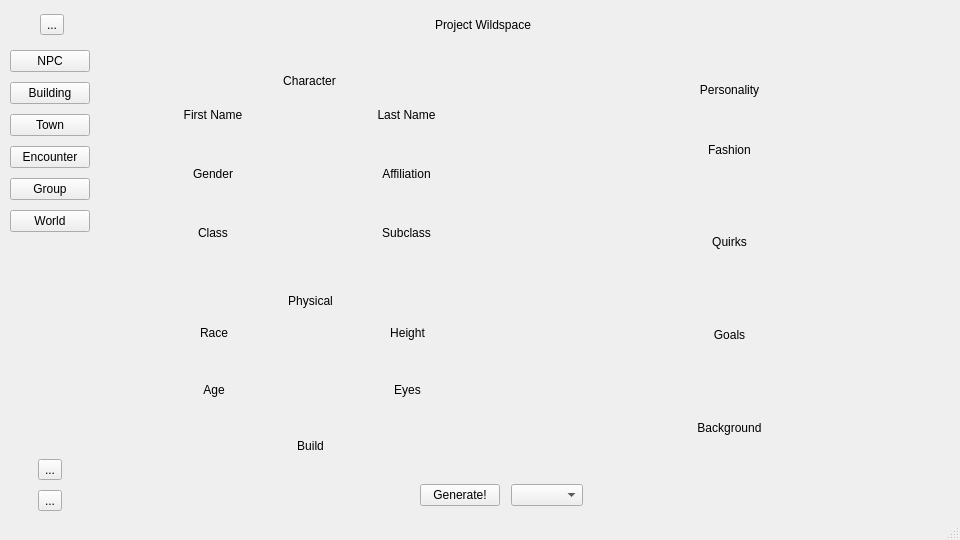
Old version of the form projWildspace/form.ui in the repository DVidal1205/ProjectWildspace.
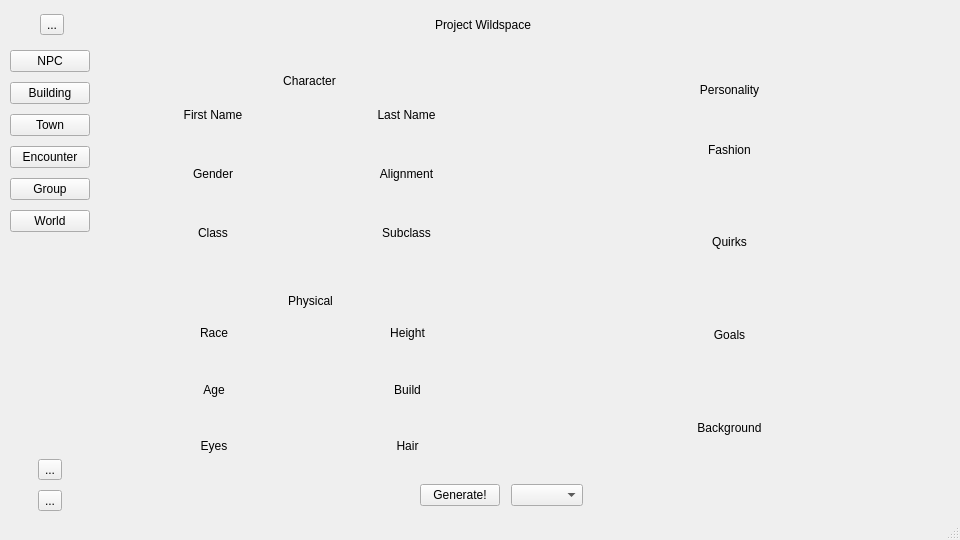
New version of the form.

```diff
--- a/projWildspace/form.ui
+++ b/projWildspace/form.ui
@@ -332,7 +332,7 @@
            <item row="3" column="1">
             <widget class="QLabel" name="affilicationTxt">
              <property name="text">
-              <string>Affiliation</string>
+              <string>Alignment</string>
              </property>
              <property name="alignment">
               <set>Qt::AlignBottom|Qt::AlignHCenter</set>
@@ -391,16 +391,6 @@
              </property>
             </widget>
            </item>
-           <item row="6" column="0" colspan="2">
-            <widget class="QLabel" name="buildLabel">
-             <property name="text">
-              <string/>
-             </property>
-             <property name="alignment">
-              <set>Qt::AlignCenter</set>
-             </property>
-            </widget>
-           </item>
            <item row="3" column="0">
             <widget class="QLabel" name="ageTxt">
              <property name="text">
@@ -412,7 +402,7 @@
             </widget>
            </item>
            <item row="4" column="1">
-            <widget class="QLabel" name="eyesLabel">
+            <widget class="QLabel" name="buildLabel">
              <property name="text">
               <string/>
              </property>
@@ -451,26 +441,6 @@
              </property>
             </widget>
            </item>
-           <item row="3" column="1">
-            <widget class="QLabel" name="eyesTxt">
-             <property name="text">
-              <string>Eyes</string>
-             </property>
-             <property name="alignment">
-              <set>Qt::AlignBottom|Qt::AlignHCenter</set>
-             </property>
-            </widget>
-           </item>
-           <item row="5" column="0" colspan="2">
-            <widget class="QLabel" name="buildTxt">
-             <property name="text">
-              <string>Build</string>
-             </property>
-             <property name="alignment">
-              <set>Qt::AlignBottom|Qt::AlignHCenter</set>
-             </property>
-            </widget>
-           </item>
            <item row="1" column="0">
             <widget class="QLabel" name="raceTxt">
              <property name="text">
@@ -491,6 +461,56 @@
              </property>
             </widget>
            </item>
+           <item row="6" column="0">
+            <widget class="QLabel" name="eyesLabel">
+             <property name="text">
+              <string/>
+             </property>
+             <property name="alignment">
+              <set>Qt::AlignCenter</set>
+             </property>
+            </widget>
+           </item>
+           <item row="3" column="1">
+            <widget class="QLabel" name="buildTxt">
+             <property name="text">
+              <string>Build</string>
+             </property>
+             <property name="alignment">
+              <set>Qt::AlignBottom|Qt::AlignHCenter</set>
+             </property>
+            </widget>
+           </item>
+           <item row="5" column="0">
+            <widget class="QLabel" name="eyesTxt">
+             <property name="text">
+              <string>Eyes</string>
+             </property>
+             <property name="alignment">
+              <set>Qt::AlignBottom|Qt::AlignHCenter</set>
+             </property>
+            </widget>
+           </item>
+           <item row="5" column="1">
+            <widget class="QLabel" name="hairTxt">
+             <property name="text">
+              <string>Hair</string>
+             </property>
+             <property name="alignment">
+              <set>Qt::AlignBottom|Qt::AlignHCenter</set>
+             </property>
+            </widget>
+           </item>
+           <item row="6" column="1">
+            <widget class="QLabel" name="hairLabel">
+             <property name="text">
+              <string/>
+             </property>
+             <property name="alignment">
+              <set>Qt::AlignCenter</set>
+             </property>
+            </widget>
+           </item>
           </layout>
          </widget>
          <widget class="QWidget" name="verticalLayoutWidget_3">
```
Left out of the diff: 4 changed lines with no effect on the pictures.
